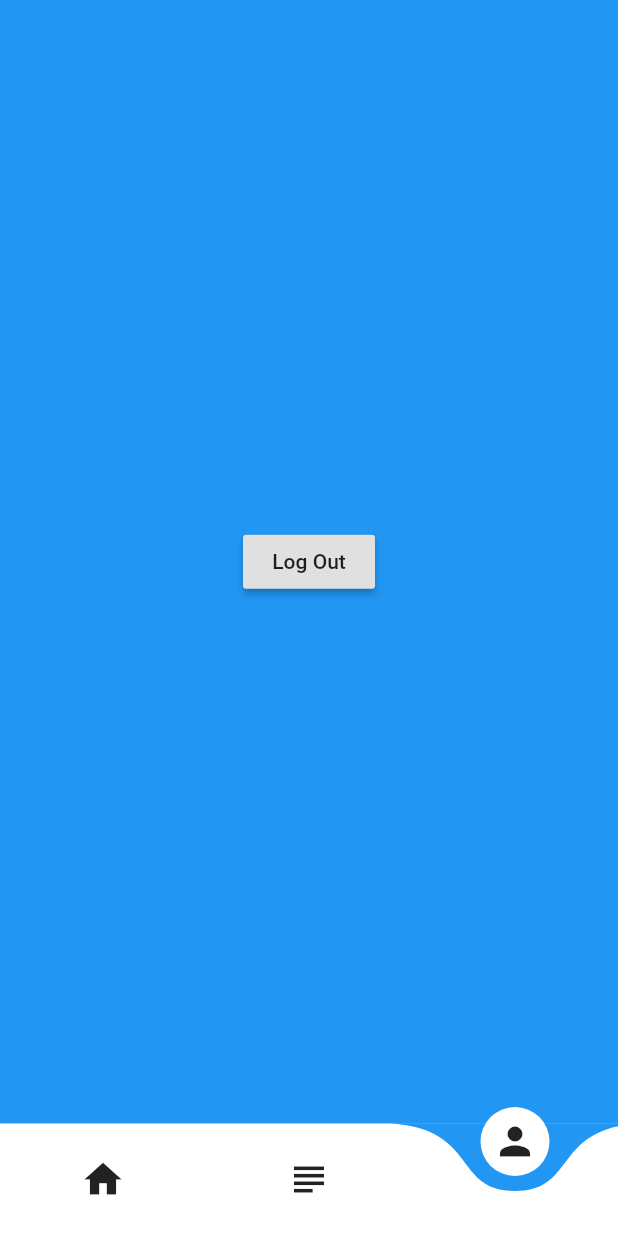
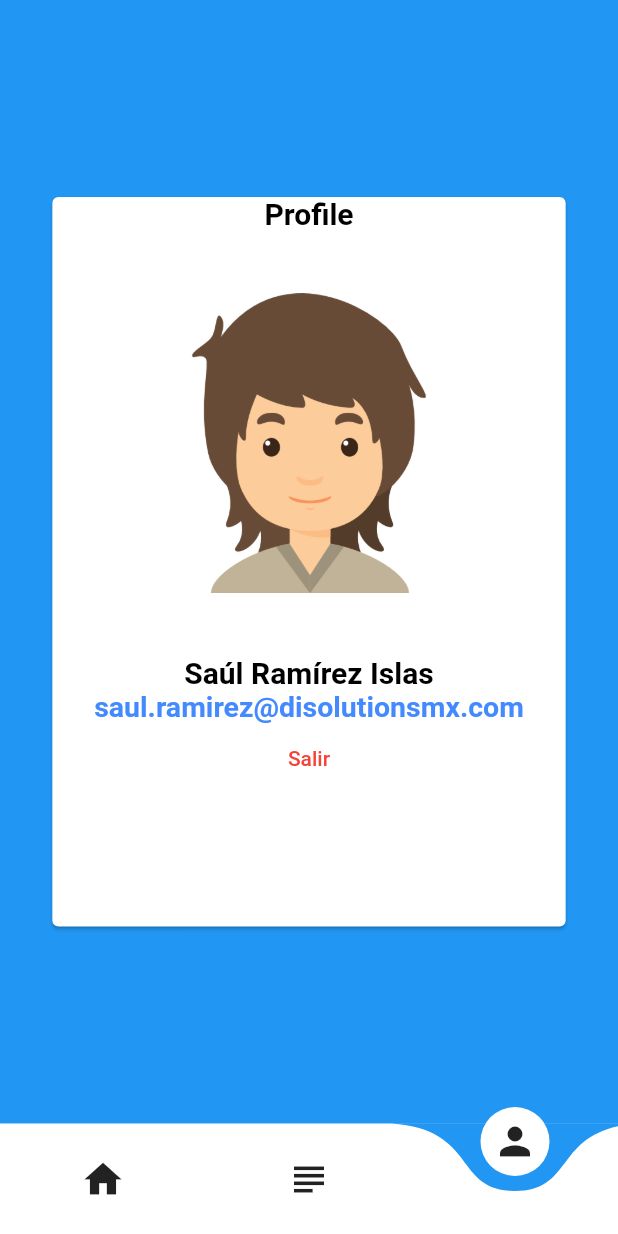
Before and after one commit to saulpsy24/firebase_provider, a Flutter app: the HomePage screen opened directly, item 3 of the bottom bar chosen, on a phone screen of 412 x 824 dp. Run offline on Flutter 3.47's test engine with Material 2 defaults, Android fonts, the phone set to English and light mode, and no system bars; drawn by our look-alikes of curved_navigation_bar; our stand-ins replace firebase_auth, flutter_form_builder, font_awesome_flutter; accounts and stored records are empty.

Commit message:
Otro comit

```diff
--- a/lib/pages/profile/profiletab.dart
+++ b/lib/pages/profile/profiletab.dart
@@ -2,25 +2,58 @@ import 'package:firebase_auth/firebase_auth.dart';
 import 'package:firebase_login_messages/providers/provider.dart';
 import 'package:flutter/material.dart';
 import 'package:provider/provider.dart';
+import 'package:firebase_auth/firebase_auth.dart';
 
 class ProfileTab extends StatelessWidget {
   @override
   Widget build(BuildContext context) {
+    var user = FirebaseAuth.instance.currentUser();
+
     return Container(
       color: Colors.blue,
       child: SafeArea(
           child: Container(
         child: Center(
-            child: RaisedButton(
-              onPressed: (){
+            child: Container(
+          height: MediaQuery.of(context).size.height * .6,
+          width: MediaQuery.of(context).size.width * .85,
+          child: Card(
+              child: Column(
+            children: <Widget>[
+              Text('Profile',
+                  style: TextStyle(
+                      color: Colors.black,
+                      fontSize: 20,
+                      fontWeight: FontWeight.bold)),
+              Container(
+                margin: EdgeInsets.symmetric(
+                    vertical: MediaQuery.of(context).size.height * .05),
+                width: 200,
+                height: 200,
+                decoration: BoxDecoration(
+                    image:
+                        DecorationImage(image: AssetImage('assets/boy.png'))),
+              ),
+              Text('Saúl Ramírez Islas',
+                  style: TextStyle(
+                      color: Colors.black,
+                      fontSize: 20,
+                      fontWeight: FontWeight.bold)),
+                      Text('saul.ramirez@disolutionsmx.com',
+                  style: TextStyle(
+                      color: Colors.blueAccent,
+                      fontSize: 19,
+                      fontWeight: FontWeight.bold)),
+              MaterialButton(
+                onPressed: () {
                   _logout(context);
-
                 },
-              child: Text('Log Out'),
+                child: Text('Salir',style: TextStyle(color: Colors.red),),
               ),
-          ),
-        ),
-      ),
+            ],
+          )),
+        )),
+      )),
     );
   }
 
@@ -28,7 +61,7 @@ class ProfileTab extends StatelessWidget {
     var loginstate = Provider.of<MyProvider>(context);
     var logout = await FirebaseAuth.instance.signOut().then((_) {
       print('Salio exitosamente');
-      loginstate.updateIndex =0;
+      loginstate.updateIndex = 0;
       loginstate.updateLogin = false;
     }).catchError((e) {
       print('error al salir');
--- a/pubspec.yaml
+++ b/pubspec.yaml
@@ -27,6 +27,7 @@ dependencies:
   flutter_form_builder: ^3.1.1
   provider: ^2.0.1
   curved_navigation_bar: ^0.2.11
+  font_awesome_flutter: ^8.4.0
 
 dev_dependencies:
   flutter_test:
@@ -48,6 +49,7 @@ flutter:
   assets:
    - assets/graduated.jpg
    - assets/books.png
+   - assets/boy.png
   #  - images/a_dot_ham.jpeg
 
   # An image asset can refer to one or more resolution-specific "variants", see
```
Also changed, not shown: lib/pages/loginpage.dart (+31 -11 lines), assets/boy.png (added), pubspec.lock, 244 other files. Lines whose indentation alone changed are shown as unchanged.
